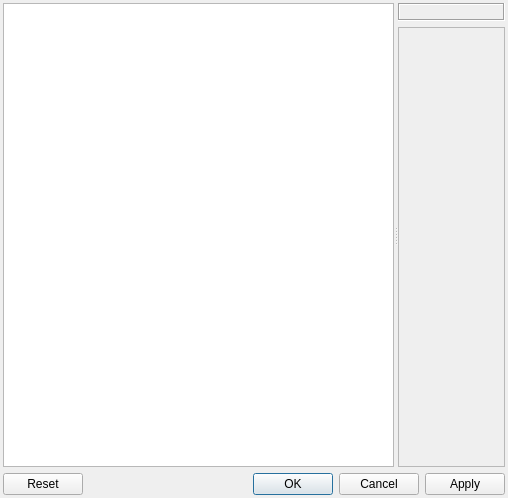
Qt form src/plugins/optionsmanager/optionsdialog.ui (vacuum-im/vacuum-im) before a commit.
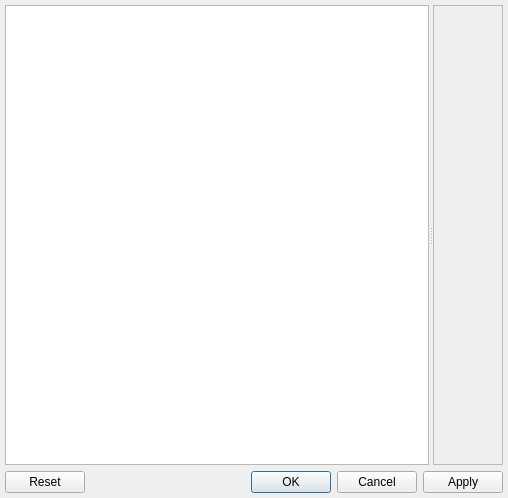
The same form after that commit.

```diff
--- a/src/plugins/optionsmanager/optionsdialog.ui
+++ b/src/plugins/optionsmanager/optionsdialog.ui
@@ -10,9 +10,9 @@
     <height>498</height>
    </rect>
   </property>
-  <layout class="QVBoxLayout" name="verticalLayout_2">
+  <layout class="QVBoxLayout" name="verticalLayout">
    <property name="margin">
-    <number>3</number>
+    <number>5</number>
    </property>
    <item>
     <widget class="QSplitter" name="sprSplitter">
@@ -36,37 +36,6 @@
        <bool>false</bool>
       </attribute>
      </widget>
-     <widget class="QWidget" name="wdtRightWidget" native="true">
-      <property name="sizePolicy">
-       <sizepolicy hsizetype="Expanding" vsizetype="Expanding">
-        <horstretch>0</horstretch>
-        <verstretch>0</verstretch>
-       </sizepolicy>
-      </property>
-      <layout class="QVBoxLayout" name="verticalLayout">
-       <property name="margin">
-        <number>0</number>
-       </property>
-       <item>
-        <widget class="QLabel" name="lblInfo">
-         <property name="sizePolicy">
-          <sizepolicy hsizetype="Ignored" vsizetype="Preferred">
-           <horstretch>0</horstretch>
-           <verstretch>0</verstretch>
-          </sizepolicy>
-         </property>
-         <property name="frameShape">
-          <enum>QFrame::Box</enum>
-         </property>
-         <property name="frameShadow">
-          <enum>QFrame::Sunken</enum>
-         </property>
-         <property name="textFormat">
-          <enum>Qt::RichText</enum>
-         </property>
-        </widget>
-       </item>
-       <item>
         <widget class="QScrollArea" name="scaScroll">
          <property name="widgetResizable">
           <bool>true</bool>
@@ -76,15 +45,12 @@
            <rect>
             <x>0</x>
             <y>0</y>
-            <width>121</width>
-            <height>433</height>
+         <width>105</width>
+         <height>457</height>
            </rect>
           </property>
          </widget>
         </widget>
-       </item>
-      </layout>
-     </widget>
     </widget>
    </item>
    <item>
```
Left out of the diff: 4 changed lines with no effect on the pictures. Lines whose indentation alone changed are shown as unchanged.
